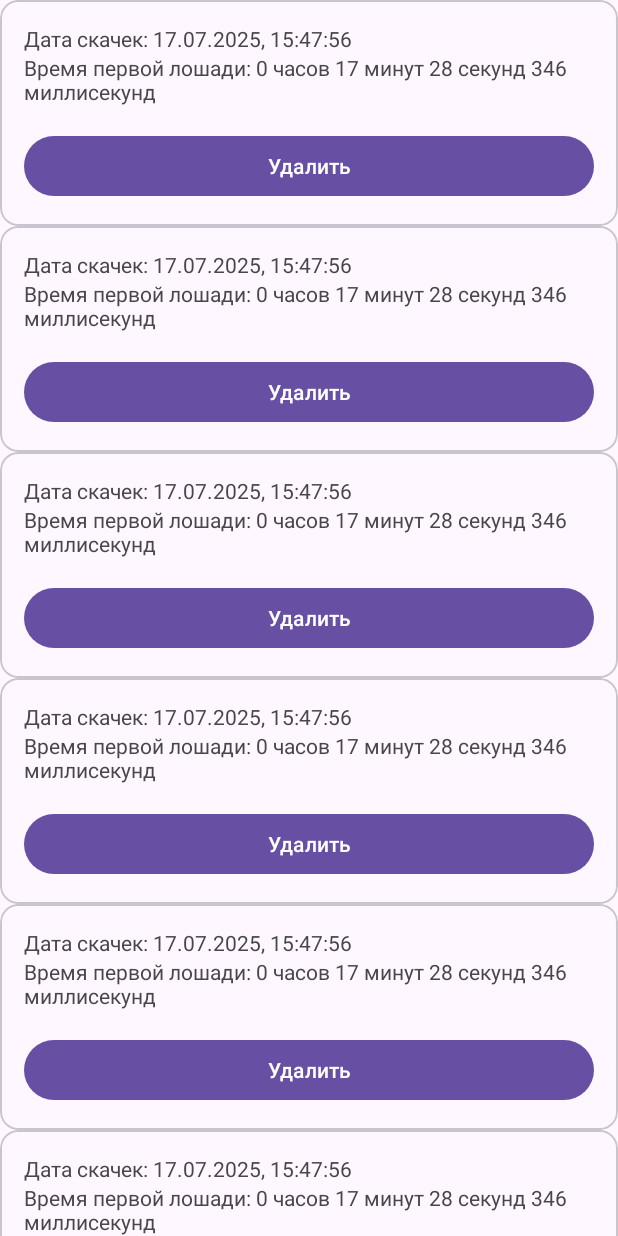
After one commit to hello-motem/HorseRace, an Android app: the layout fragment_race_history_screen.xml on its own in the app's theme, with its tools: preview values and no code run, on a phone screen of 412 x 824 dp. The commit adds this screen. Run offline under Robolectric (Android 15) with nearby library versions, the phone set to English and light mode, and no system bars.

Commit message:
Добавил табу История, добавил базу данных

```diff
--- a/app/src/main/java/com/hellomotem/horserace/history/data/RaceHistoryRepository.kt
+++ /dev/null
@@ -1,6 +0,0 @@
-package com.hellomotem.horserace.history.data
-
-interface RaceHistoryRepository {
-
-//    suspend fun getAllRaces(): List<Race>
-}
--- /dev/null
+++ b/app/src/main/res/layout/fragment_race_history_screen.xml
@@ -0,0 +1,17 @@
+<?xml version="1.0" encoding="utf-8"?>
+<FrameLayout xmlns:android="http://schemas.android.com/apk/res/android"
+    android:layout_width="match_parent"
+    android:layout_height="match_parent"
+    xmlns:tools="http://schemas.android.com/tools"
+    xmlns:app="http://schemas.android.com/apk/res-auto">
+
+    <androidx.recyclerview.widget.RecyclerView
+        android:id="@+id/race_history_recycler_view"
+        android:layout_width="match_parent"
+        android:layout_height="match_parent"
+        android:orientation="vertical"
+        tools:itemCount="6"
+        tools:listitem="@layout/race_history_list_item"
+        app:layoutManager="androidx.recyclerview.widget.LinearLayoutManager"
+        />
+</FrameLayout>
--- /dev/null
+++ b/app/src/main/res/layout/race_history_list_item.xml
@@ -0,0 +1,44 @@
+<?xml version="1.0" encoding="utf-8"?>
+<com.google.android.material.card.MaterialCardView xmlns:android="http://schemas.android.com/apk/res/android"
+    android:layout_width="match_parent"
+    android:layout_height="wrap_content"
+    xmlns:tools="http://schemas.android.com/tools"
+    xmlns:app="http://schemas.android.com/apk/res-auto">
+
+    <androidx.constraintlayout.widget.ConstraintLayout
+        android:layout_width="match_parent"
+        android:padding="@dimen/padding_m"
+        android:layout_height="wrap_content">
+
+        <TextView
+            android:id="@+id/race_history_date"
+            android:layout_width="wrap_content"
+            android:layout_height="0dp"
+            tools:text="Дата скачек: 17.07.2025, 15:47:56"
+            app:layout_constraintStart_toStartOf="parent"
+            app:layout_constraintTop_toTopOf="parent"
+            />
+
+        <TextView
+            android:id="@+id/race_history_time"
+            android:layout_width="wrap_content"
+            android:layout_height="0dp"
+            tools:text="Время первой лошади: 0 часов 17 минут 28 секунд 346 миллисекунд"
+            app:layout_constraintTop_toBottomOf="@id/race_history_date"
+            app:layout_constraintStart_toStartOf="parent"
+            />
+
+        <com.google.android.material.button.MaterialButton
+            android:id="@+id/delete_race_button"
+            android:layout_width="match_parent"
+            android:layout_height="wrap_content"
+            android:text="@string/delete_button_text"
+            app:layout_constraintTop_toBottomOf="@id/race_history_time"
+            app:layout_constraintStart_toStartOf="parent"
+            app:layout_constraintEnd_toEndOf="parent"
+            android:layout_marginTop="@dimen/padding_m"
+            />
+
+    </androidx.constraintlayout.widget.ConstraintLayout>
+
+</com.google.android.material.card.MaterialCardView>
--- a/app/src/main/res/values/strings.xml
+++ b/app/src/main/res/values/strings.xml
@@ -3,6 +3,7 @@
     <string name="start_button_text">Старт</string>
     <string name="stop_button_text">Стоп</string>
     <string name="restart_button_text">Рестарт</string>
+    <string name="delete_button_text">Удалить</string>
 
     <string-array name="tabs_array">
         <item>Гонка</item>
```
Also changed, not shown: app/src/main/java/com/hellomotem/horserace/DatabaseModule.kt (added, +26 -0 lines), app/src/main/java/com/hellomotem/horserace/RaceHistoryModule.kt (added, +40 -0 lines), app/src/main/java/com/hellomotem/horserace/database/HorseRaceDatabase.kt (added, +11 -0 lines), app/src/main/java/com/hellomotem/horserace/history/data/local/datasource/LocalDataSource.kt (added, +13 -0 lines), app/src/main/java/com/hellomotem/horserace/history/data/local/datasource/LocalDataSourceImpl.kt (added, +18 -0 lines), app/src/main/java/com/hellomotem/horserace/history/data/local/datasource/RaceHistoryDao.kt (added, +20 -0 lines), app/src/main/java/com/hellomotem/horserace/history/data/local/model/Mapper.kt (added, +16 -0 lines), app/src/main/java/com/hellomotem/horserace/history/data/local/model/RaceHistoryEntity.kt (added, +15 -0 lines), app/src/main/java/com/hellomotem/horserace/history/data/model/RaceHistoryModel.kt (added, +7 -0 lines), app/src/main/java/com/hellomotem/horserace/history/data/repository/RaceHistoryRepository.kt (added, +13 -0 lines), app/src/main/java/com/hellomotem/horserace/history/data/repository/RaceHistoryRepositoryImpl.kt (added, +25 -0 lines), app/src/main/java/com/hellomotem/horserace/history/presentation/RaceHistoryFragment.kt (added, +61 -0 lines), app/src/main/java/com/hellomotem/horserace/history/presentation/RaceHistoryItemUi.kt (added, +7 -0 lines), app/src/main/java/com/hellomotem/horserace/history/presentation/RacesHistoryAdapter.kt (added, +53 -0 lines).
